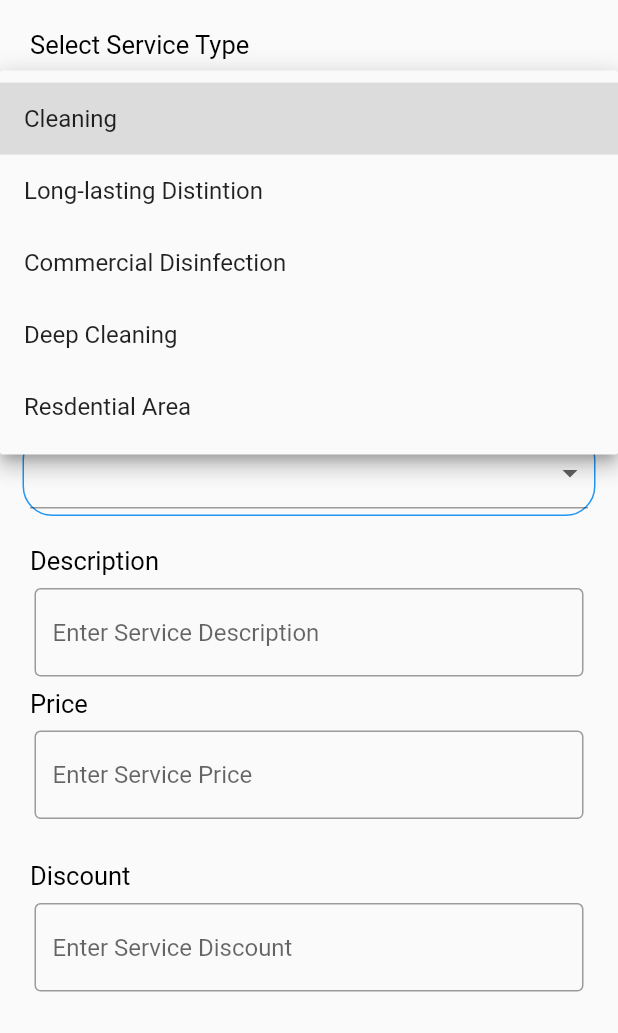
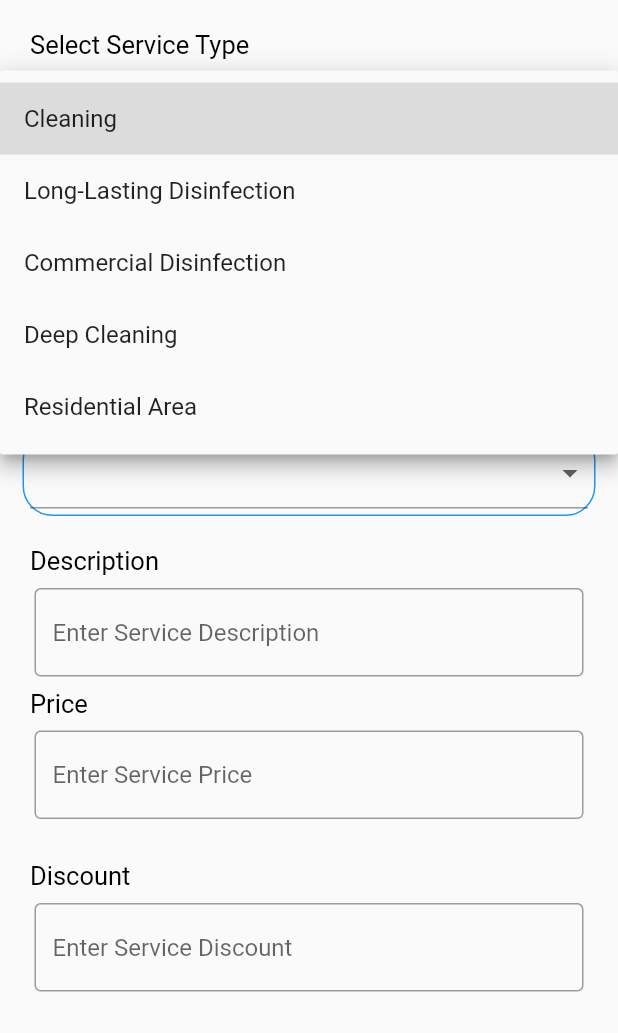
Before and after one commit to numanjaved14/City_Max_Admin, a Flutter app: the AddService screen opened directly, after a tap on the "arrow drop down" icon, on a phone screen of 412 x 824 dp, the part 203-1236 px from its top. Run offline on Flutter 3.47's test engine with Material 2 defaults, Android fonts, the phone set to English and light mode, and no system bars; our stand-ins replace cloud_firestore, date_time_picker, firebase_auth, firebase_core, flutter_rating_bar, flutter_spinkit and 3 more; accounts and stored records are empty.

Commit message:
Final Changes

```diff
--- a/lib/add/add_service.dart
+++ b/lib/add/add_service.dart
@@ -24,10 +24,10 @@ class _AddServiceState extends State<AddService> {
 
   var serviceCategory = [
     'Cleaning',
-    'Long-lasting Distintion',
+    'Long-Lasting Disinfection',
     'Commercial Disinfection',
     'Deep Cleaning',
-    'Resdential Area'
+    'Residential Area'
   ];
 
   var cleaningSubCaterogy = [
@@ -50,10 +50,7 @@ class _AddServiceState extends State<AddService> {
     'Villas',
   ];
 
-  var commercialSubCategory = [
-    'Small Space',
-    'Medium Space',
-  ];
+  var commercialSubCategory = ['Small Space', 'Medium Space', 'Large Space'];
 
   var serviceSubCategoryDeep = [
     'Appartments',
@@ -142,6 +139,13 @@ class _AddServiceState extends State<AddService> {
     '400-500 SQM',
   ];
 
+  var serviceSuperSubCategoryCDLargeSpace = [
+    '1100-1200 SQM',
+    '1200-1300 SQM',
+    '1300-1400 SQM',
+    '1400-1500 SQM',
+  ];
+
   var serviceSuperSubCategoryCDMediumSpace = [
     '500-600 SQM',
     '600-700 SQM',
@@ -220,6 +224,9 @@ class _AddServiceState extends State<AddService> {
                                             : modelName ==
                                                     commercialSubCategory[1]
                                                 ? serviceSuperSubCategoryCDMediumSpace
+                                                : modelName ==
+                                                        commercialSubCategory[2]
+                                                    ? serviceSuperSubCategoryCDLargeSpace
                                                     : modelName ==
                                                             serviceSubCategoryDeep[
                                                                 0]
@@ -510,7 +517,7 @@ class _AddServiceState extends State<AddService> {
                   padding: EdgeInsets.symmetric(horizontal: 8, vertical: 8),
                   child: TextField(
                     controller: discountController,
-                    keyboardType: TextInputType.text,
+                    keyboardType: TextInputType.number,
                     decoration: InputDecoration(
                       border: OutlineInputBorder(),
                       hintText: 'Enter Service Discount',
@@ -557,8 +564,6 @@ class _AddServiceState extends State<AddService> {
                 child: ElevatedButton(
                   onPressed: () {
                     addServices();
-                    Toast.show("Data Is Added",
-                        duration: Toast.lengthShort, gravity: Toast.bottom);
                   },
                   style: ElevatedButton.styleFrom(
                       shape: StadiumBorder(),
@@ -600,11 +605,7 @@ class _AddServiceState extends State<AddService> {
         discount: discountController.text);
 
     if (res == 'Success') {
-      Navigator.of(context).push(
-        MaterialPageRoute(
-          builder: (context) => MainScreen(),
-        ),
-      );
+      Navigator.pop(context);
 
       ScaffoldMessenger.of(context).showSnackBar(
         SnackBar(content: Text(res)),
--- a/lib/eidt/service_edit.dart
+++ b/lib/eidt/service_edit.dart
@@ -35,10 +35,10 @@ class _ServiceEditState extends State<ServiceEdit> {
 
   var serviceCategory = [
     'Cleaning',
-    'Long-lasting Distintion',
+    'Long-Lasting Disinfection',
     'Commercial Disinfection',
     'Deep Cleaning',
-    'Resdential Area'
+    'Residential Area'
   ];
 
   var cleaningSubCaterogy = [
@@ -526,7 +526,7 @@ class _ServiceEditState extends State<ServiceEdit> {
                   padding: EdgeInsets.symmetric(horizontal: 8, vertical: 8),
                   child: TextField(
                     controller: discountController,
-                    keyboardType: TextInputType.text,
+                    keyboardType: TextInputType.number,
                     decoration: InputDecoration(
                       border: OutlineInputBorder(),
                       hintText: 'Enter Service Discount',
--- a/lib/main/mainscreen.dart
+++ b/lib/main/mainscreen.dart
@@ -23,13 +23,12 @@ class _MainScreenState extends State<MainScreen> {
     UserAppointmentPage(),
     NotificationScreen(),
   ]; // to store nested tabs
-  final PageStorageBucket bucket = PageStorageBucket();
-  Widget currentScreen = MyHomePage(); // Our first view in viewport
 
   @override
   Widget build(BuildContext context) {
     return Scaffold(
         body: PersistentTabView(
+      controller: _controller,
       screens: screens,
       backgroundColor: Colors.white, // Default is Colors.white.
       handleAndroidBackButtonPress: true, // Default is true.
@@ -56,7 +55,6 @@ class _MainScreenState extends State<MainScreen> {
         duration: Duration(milliseconds: 200),
       ),
       context,
-      controller: _controller,
       // items: [],
       items: [
         PersistentBottomNavBarItem(
```
Also changed, not shown: lib/views/showservice.dart (+5 -41 lines). Lines whose indentation alone changed are shown as unchanged.
